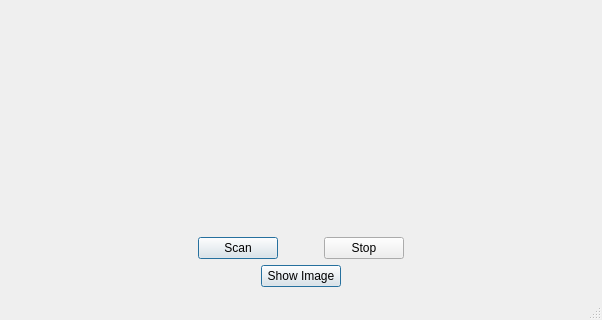
The window that mainwindow.ui (puma3/Scanner3D) describes before a commit, drawn with Qt 5; both pictures show x 0 to 602 and y 159 to 479 of the 602 by 479 pixel window.
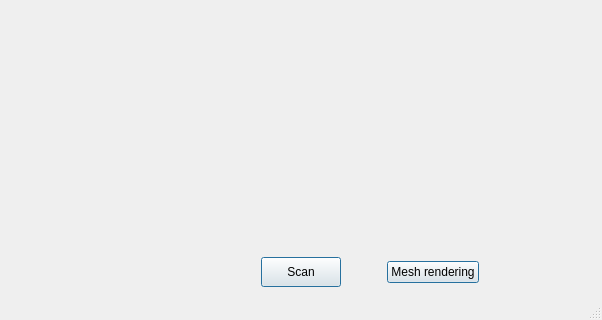
The same window after the commit. Icons and pictures are not drawn.

What changed in the file:
```diff
--- a/mainwindow.ui
+++ b/mainwindow.ui
@@ -15,38 +15,29 @@
   </property>
   <widget class="QWidget" name="centralWidget">
    <layout class="QGridLayout" name="gridLayout">
-    <item row="0" column="0">
-     <widget class="QLabel" name="camera">
-      <property name="autoFillBackground">
-       <bool>true</bool>
-      </property>
-      <property name="text">
-       <string/>
-      </property>
-     </widget>
-    </item>
-    <item row="1" column="0">
-     <layout class="QVBoxLayout" name="verticalLayout">
+    <item row="1" column="1">
+     <layout class="QHBoxLayout" name="horizontalLayout">
       <item>
-       <layout class="QHBoxLayout" name="horizontalLayout_2">
-        <property name="sizeConstraint">
-         <enum>QLayout::SetMinimumSize</enum>
-        </property>
-        <item>
-         <spacer name="horizontalSpacer_4">
+       <spacer name="horizontalSpacer">
           <property name="orientation">
            <enum>Qt::Horizontal</enum>
           </property>
           <property name="sizeHint" stdset="0">
            <size>
             <width>40</width>
-            <height>20</height>
+          <height>13</height>
            </size>
           </property>
          </spacer>
         </item>
         <item>
          <widget class="QPushButton" name="pushButton">
+        <property name="minimumSize">
+         <size>
+          <width>0</width>
+          <height>30</height>
+         </size>
+        </property>
           <property name="autoFillBackground">
            <bool>true</bool>
           </property>
@@ -63,72 +54,36 @@
          </widget>
         </item>
         <item>
+       <layout class="QHBoxLayout" name="horizontalLayout_2">
+        <item>
          <spacer name="horizontalSpacer_3">
           <property name="orientation">
            <enum>Qt::Horizontal</enum>
           </property>
           <property name="sizeType">
-           <enum>QSizePolicy::Preferred</enum>
+           <enum>QSizePolicy::Minimum</enum>
           </property>
           <property name="sizeHint" stdset="0">
            <size>
             <width>40</width>
             <height>20</height>
-           </size>
-          </property>
-         </spacer>
-        </item>
-        <item>
-         <widget class="QPushButton" name="pushButton_3">
-          <property name="text">
-           <string>Stop</string>
-          </property>
-          <property name="icon">
-           <iconset>
-            <normaloff>../../../../Imágenes/stop.png</normaloff>../../../../Imágenes/stop.png</iconset>
-          </property>
-         </widget>
-        </item>
-        <item>
-         <spacer name="horizontalSpacer_5">
-          <property name="orientation">
-           <enum>Qt::Horizontal</enum>
-          </property>
-          <property name="sizeHint" stdset="0">
-           <size>
-            <width>40</width>
-            <height>20</height>
-           </size>
-          </property>
-         </spacer>
-        </item>
-       </layout>
-      </item>
-      <item>
-       <layout class="QHBoxLayout" name="horizontalLayout">
-        <property name="sizeConstraint">
-         <enum>QLayout::SetMinimumSize</enum>
-        </property>
-        <item>
-         <spacer name="horizontalSpacer">
-          <property name="orientation">
-           <enum>Qt::Horizontal</enum>
-          </property>
-          <property name="sizeHint" stdset="0">
-           <size>
-            <width>40</width>
-            <height>10</height>
            </size>
           </property>
          </spacer>
         </item>
         <item>
          <widget class="QPushButton" name="pushButton_2">
+          <property name="minimumSize">
+           <size>
+            <width>0</width>
+            <height>0</height>
+           </size>
+          </property>
           <property name="autoFillBackground">
            <bool>true</bool>
           </property>
           <property name="text">
-           <string>Show Image</string>
+           <string>Mesh rendering</string>
           </property>
           <property name="icon">
            <iconset>
@@ -150,7 +105,7 @@
           <property name="sizeHint" stdset="0">
            <size>
             <width>40</width>
-            <height>10</height>
+            <height>13</height>
            </size>
           </property>
          </spacer>
@@ -159,6 +114,16 @@
       </item>
      </layout>
     </item>
+    <item row="0" column="0" colspan="2">
+     <widget class="QLabel" name="camera">
+      <property name="autoFillBackground">
+       <bool>true</bool>
+      </property>
+      <property name="text">
+       <string/>
+      </property>
+     </widget>
+    </item>
    </layout>
   </widget>
   <widget class="QMenuBar" name="menuBar">
```
Lines whose indentation alone changed are shown as unchanged.
